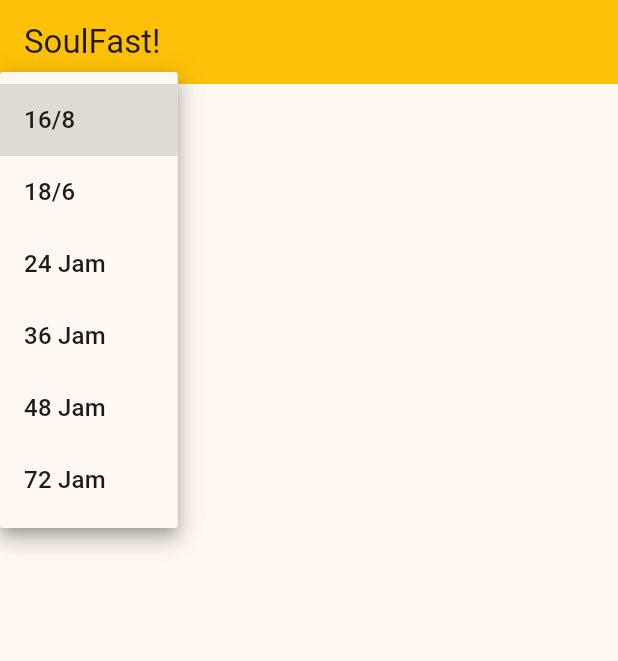
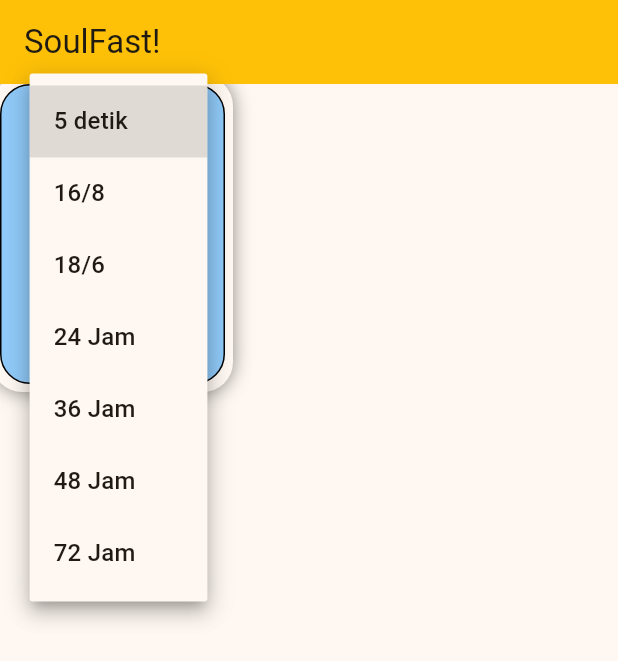
Before and after one commit to ilhamafandi21/soul-fast, a Flutter app: the screen it shows after launch, after a tap on "Select", on a phone screen of 412 x 824 dp. Shown: the top 661 px of the screen. Run offline on Flutter 3.47's test engine with Material 3 defaults, Android fonts, the phone set to English and light mode, and no system bars.

Commit message:
9  nov  2025

```diff
--- a/lib/pages/home.dart
+++ b/lib/pages/home.dart
@@ -1,58 +1,32 @@
-import 'dart:async';
+import 'package:flutter/material.dart';
+import 'package:soulfast/widgets/dropdown_widget.dart';
 
-import 'package:flutter/material.dart';
-
-class Home extends StatefulWidget {
+class Home extends StatelessWidget {
   const Home({super.key});
 
-  @override
-  State<Home> createState() => _HomeState();
-}
 
-class _HomeState extends State<Home> {
-  String? selectedFast;
-  List<String> variantFast = [
-    '16/8',
-    '18/6',
-    '24 Jam',
-    '36 Jam',
-    '48 Jam',
-    '72 Jam',
-  ];
-
-  String formatTime(int remainingSecond) {
-    final hours = remainingSecond ~/ 3600;
-    final minutes = (remainingSecond % 3600) ~/ 60;
-    final seconds = remainingSecond % 60;
-
-    // Format dengan 2 digit, misal 01:05:09
-    return '${hours.toString().padLeft(2, '0')}:${minutes.toString().padLeft(2, '0')}:${seconds.toString().padLeft(2, '0')}';
-  }
 
   @override
   Widget build(BuildContext context) {
     return Scaffold(
       appBar: AppBar(title: Text('SoulFast!'), backgroundColor: Colors.amber),
       body: Container(
-        child: Column(
-          children: [
-            DropdownButton<String>(
-              value: selectedFast,
-              hint: Text('Select'),
-              items: variantFast.map((listFasting) {
-                return DropdownMenuItem<String>(
-                  value: listFasting,
-                  child: Text(listFasting.toString()),
-                );
-              }).toList(),
-              onChanged: (valueSelectedFasting) {
-                setState(() {
-                  selectedFast = valueSelectedFasting.toString();
-                });
-              },
+        height: 200,
+        width: 150,
+        decoration: BoxDecoration(
+          color: Colors.blue[200],
+          borderRadius: BorderRadius.circular(20),
+          border: Border.all(color: Colors.black),
+          boxShadow: [
+            BoxShadow(
+              color: Colors.black45,
+              blurStyle: BlurStyle.outer,
+              blurRadius: 10,
+              spreadRadius: 5,
             ),
           ],
         ),
+        child: DropdownWidget(),
       ),
     );
   }
--- /dev/null
+++ b/lib/widgets/dropdown_widget.dart
@@ -0,0 +1,124 @@
+import 'dart:async';
+
+import 'package:flutter/material.dart';
+
+class DropdownWidget extends StatefulWidget {
+  const DropdownWidget({super.key});
+
+  @override
+  State<DropdownWidget> createState() => _DropdownWidgetState();
+}
+
+class _DropdownWidgetState extends State<DropdownWidget> {
+  String? selectedFast;
+  int durationFasting = 0;
+  Timer? countdownFast;
+
+  void sumDurationFasting() {
+    switch (selectedFast) {
+      case '5 detik':
+        durationFasting = 5;
+        break;
+      case '16/8':
+        durationFasting = 16 * 3600;
+        break;
+      case '18/6':
+        durationFasting = 18 * 3600;
+        break;
+      case '24 Jam':
+        durationFasting = 24 * 3600;
+        break;
+      case '36 Jam':
+        durationFasting = 36 * 3600;
+        break;
+      case '48 Jam':
+        durationFasting = 48 * 3600;
+        break;
+      case '72 Jam':
+        durationFasting = 72 * 3600;
+        break;
+      default:
+        durationFasting = 0;
+    }
+  }
+
+  List<String> variantFast = [
+    '5 detik',
+    '16/8',
+    '18/6',
+    '24 Jam',
+    '36 Jam',
+    '48 Jam',
+    '72 Jam',
+  ];
+
+  void startFasting() {
+    countdownFast = Timer.periodic(Duration(seconds: 1), (e) {
+      setState(() {
+        if (durationFasting > 0) {
+          durationFasting--;
+        } else {
+          e.cancel();
+        }
+      });
+    });
+  }
+
+  void stopFasting() {
+    setState(() {
+      if (countdownFast!.isActive) {
+        countdownFast!.cancel();
+        countdownFast = null;
+      }
+    });
+  }
+
+  String formatTime(int remainingSecond) {
+    final hours = remainingSecond ~/ 3600;
+    final minutes = (remainingSecond % 3600) ~/ 60;
+    final seconds = remainingSecond % 60;
+
+    // Format dengan 2 digit, misal 01:05:09
+    return '${hours.toString().padLeft(2, '0')}:${minutes.toString().padLeft(2, '0')}:${seconds.toString().padLeft(2, '0')}';
+  }
+
+  @override
+  Widget build(BuildContext context) {
+    return Column(
+      children: [
+        DropdownButton<String>(
+          value: selectedFast,
+          hint: Text('Select'),
+          items: variantFast.map((listFasting) {
+            return DropdownMenuItem<String>(
+              value: listFasting,
+              child: Text(listFasting.toString()),
+            );
+          }).toList(),
+          onChanged: (valueSelectedFasting) {
+            setState(() {
+              selectedFast = valueSelectedFasting.toString();
+              sumDurationFasting();
+            });
+          },
+        ),
+
+        ElevatedButton(
+          style: ButtonStyle(
+            backgroundColor: WidgetStatePropertyAll(Colors.blue),
+          ),
+          onPressed: () {
+            (countdownFast != null && countdownFast!.isActive)
+                ? stopFasting()
+                : startFasting();
+          },
+          child: Text(
+            (countdownFast != null) ? 'Stop' : 'Start',
+            style: TextStyle(color: Colors.white),
+          ),
+        ),
+        Text(formatTime(durationFasting)),
+      ],
+    );
+  }
+}
```
